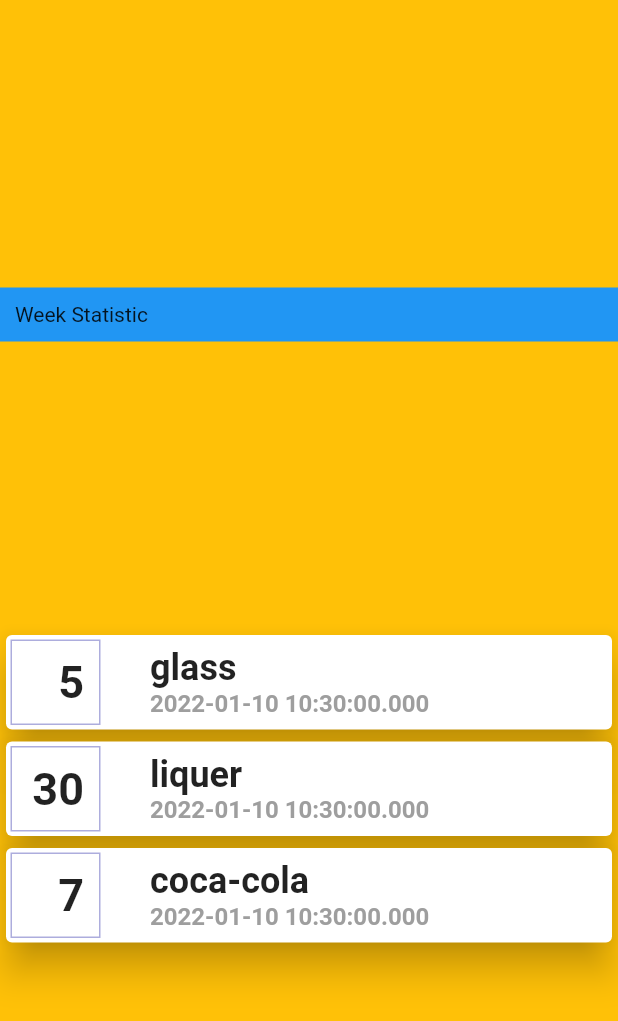
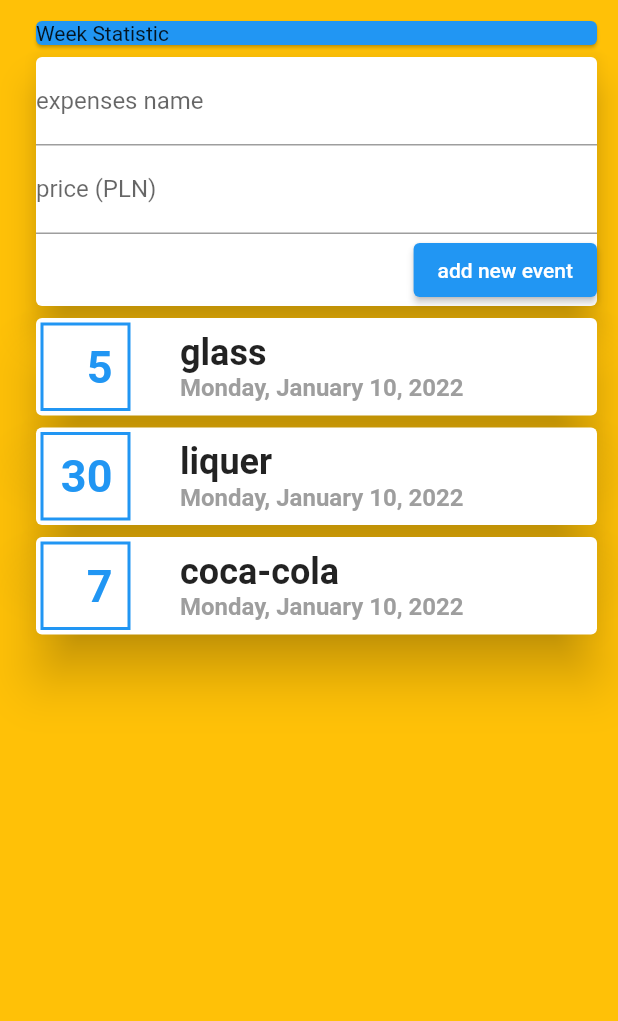
Before and after one commit to emil3time/flutter_expenses_app, a Flutter app: the screen it shows after launch, on a phone screen of 412 x 824 dp. Shown: the top 1021 px of the screen. Run offline on Flutter 3.47's test engine with Material 2 defaults, Android fonts, the phone set to English and light mode, and no system bars.

Commit message:
add intl package and format time,add text fields

```diff
--- a/lib/home.dart
+++ b/lib/home.dart
@@ -1,4 +1,5 @@
 import 'package:flutter/material.dart';
+import 'package:intl/intl.dart';
 import 'expensesEvent.dart';
 
 class HomeApp extends StatelessWidget {
@@ -23,26 +24,53 @@ class HomeApp extends StatelessWidget {
     ),
   ];
 
+  final TextEditingController nameController = TextEditingController();
+  final TextEditingController priceController = TextEditingController();
+
   @override
   Widget build(BuildContext context) {
     return SafeArea(
       child: Scaffold(
         backgroundColor: Colors.amber,
-        body: Column(
-          mainAxisAlignment: MainAxisAlignment.spaceEvenly,
+        body: Padding(
+          padding: const EdgeInsets.fromLTRB(20, 10, 10, 10),
+          child: Column(
             crossAxisAlignment: CrossAxisAlignment.stretch,
             children: [
-            Container(
-              padding: EdgeInsets.all(10),
-              width: double.infinity,
+              Card(
                 color: Colors.blue,
                 child: Text('Week Statistic'),
+              ),
+              Card(
+                elevation: 10,
+                child: Column(
+                  children: [
+                    TextField(
+                      controller: nameController,
+                      decoration: InputDecoration(labelText: 'expenses name'),
+                    ),
+                    TextField(
+                      controller: priceController,
+                      decoration: InputDecoration(labelText: 'price (PLN)'),
+                    ),
+                    Row(
+                      mainAxisAlignment: MainAxisAlignment.end,
+                      children: [
+                        ElevatedButton(
+                            onPressed: () {
+                              print(priceController.text);
+                            },
+                            child: Text('add new event')),
+                      ],
+                    ),
+                  ],
+                ),
               ),
               Column(
                 children: [
                   ...events.map(
                     (event) => Card(
-                    elevation: 10,
+                      elevation: 15,
                       child: Row(
                         children: [
                           Container(
@@ -50,7 +78,8 @@ class HomeApp extends StatelessWidget {
                             margin: EdgeInsets.all(3),
                             decoration: BoxDecoration(
                               border: Border.all(
-                              color: Color(0xffadaddd),
+                                color: Colors.blue,
+                                width: 2,
                               ),
                             ),
                             padding: EdgeInsets.all(10),
@@ -60,7 +89,7 @@ class HomeApp extends StatelessWidget {
                               style: TextStyle(
                                   fontWeight: FontWeight.bold,
                                   fontSize: 30,
-                            ),
+                                  color: Colors.blue),
                             ),
                           ),
                           SizedBox(
@@ -77,7 +106,7 @@ class HomeApp extends StatelessWidget {
                                 ),
                               ),
                               Text(
-                              event.time.toString(),
+                                DateFormat.yMMMMEEEEd().format(event.time),
                                 style: TextStyle(
                                     fontWeight: FontWeight.bold,
                                     fontSize: 16,
@@ -94,6 +123,7 @@ class HomeApp extends StatelessWidget {
             ],
           ),
         ),
+      ),
     );
   }
 }
--- a/pubspec.yaml
+++ b/pubspec.yaml
@@ -29,6 +29,7 @@ environment:
 dependencies:
   flutter:
     sdk: flutter
+  intl: ^0.17.0
 
 
   # The following adds the Cupertino Icons font to your application.
```
Also changed, not shown: pubspec.lock. Lines whose indentation alone changed are shown as unchanged.
